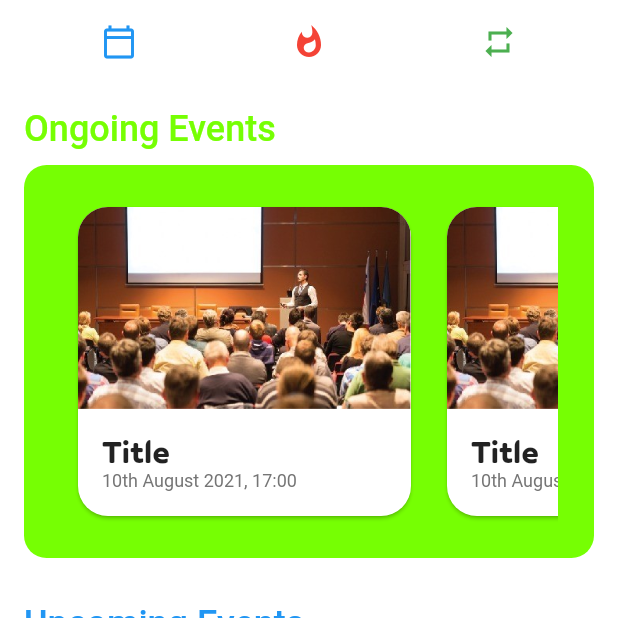
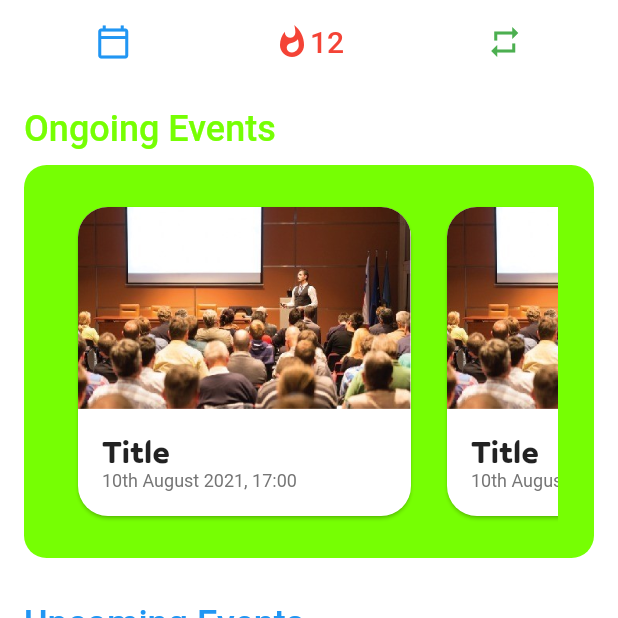
Before and after one commit to Paulos8102/ssn-nss-tracker, a Flutter app: the MainView screen opened directly, on a phone screen of 412 x 824 dp, the top half of it. Run offline on Flutter 3.47's test engine with Material 2 defaults, Android fonts, the phone set to English and light mode, and no system bars.

Commit message:
Added a number for attendance just as a placeholder for now

```diff
--- a/lib/views/main_view.dart
+++ b/lib/views/main_view.dart
@@ -23,9 +23,17 @@ class MainView extends StatelessWidget {
                     Icons.calendar_today_outlined,
                     color: Colors.blue,
                   ),
-                  Icon(
-                    Icons.whatshot,
-                    color: Colors.red,
+                  Row(
+                    children: [
+                      Icon(
+                        Icons.whatshot,
+                        color: Colors.red,
+                      ),
+                      Text(
+                        "12",
+                        style: TextStyle(color: Colors.red),
+                      )
+                    ],
                   ),
                   Icon(
                     Icons.repeat,
```
